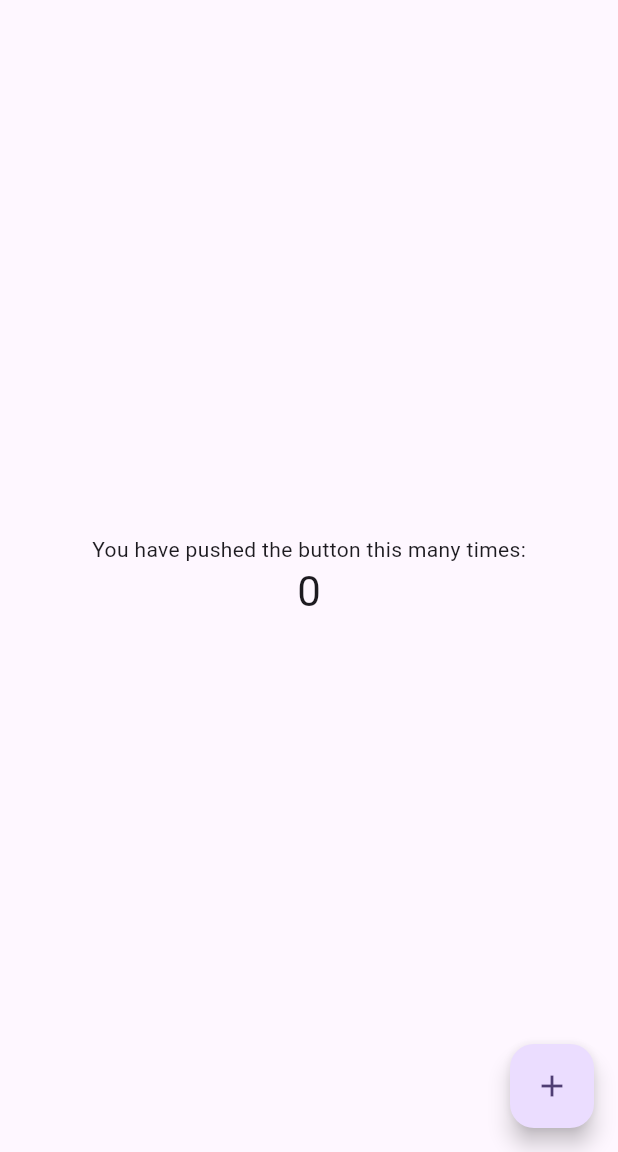
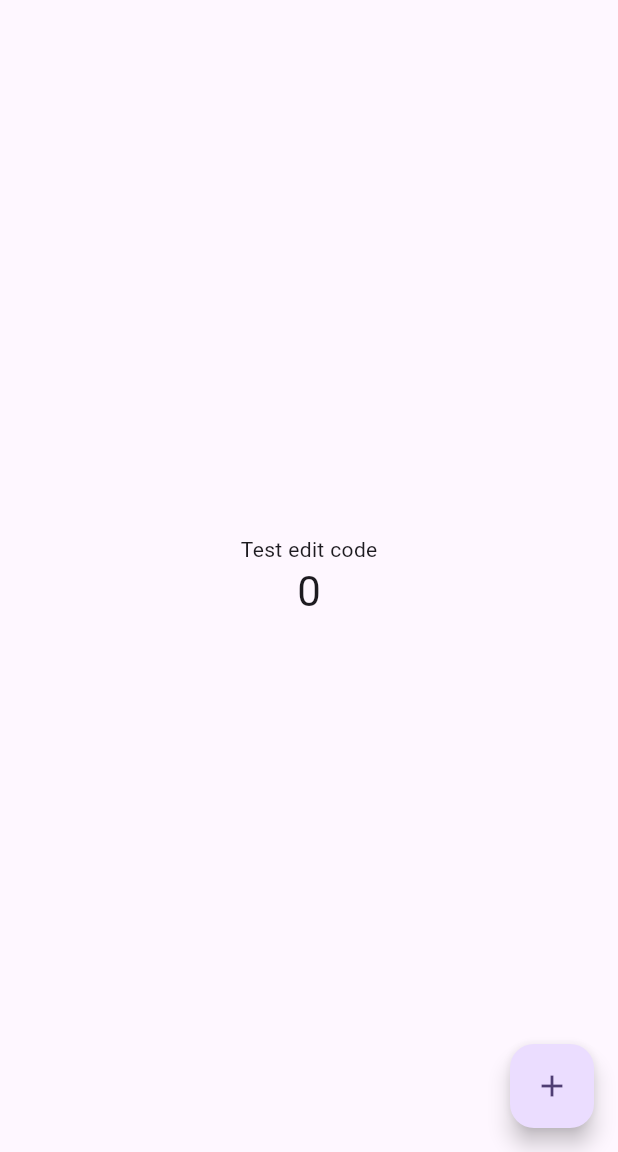
Before and after one commit to MohamedAymanMohamedIbrahimEl-Adawy/cicd, a Flutter app: the screen it shows after launch, on a phone screen of 412 x 824 dp, the part 84-1236 px from its top. Run offline on Flutter 3.47's test engine with Material 3 defaults, Android fonts, the phone set to English and light mode, and no system bars.

Commit message:
Test edit code

```diff
--- a/lib/main.dart
+++ b/lib/main.dart
@@ -6,28 +6,11 @@ void main() {
 
 class MyApp extends StatelessWidget {
   const MyApp({super.key});
-
-  // This widget is the root of your application.
   @override
   Widget build(BuildContext context) {
     return MaterialApp(
       title: 'Flutter Demo',
       theme: ThemeData(
-        // This is the theme of your application.
-        //
-        // TRY THIS: Try running your application with "flutter run". You'll see
-        // the application has a purple toolbar. Then, without quitting the app,
-        // try changing the seedColor in the colorScheme below to Colors.green
-        // and then invoke "hot reload" (save your changes or press the "hot
-        // reload" button in a Flutter-supported IDE, or press "r" if you used
-        // the command line to start the app).
-        //
-        // Notice that the counter didn't reset back to zero; the application
-        // state is not lost during the reload. To reset the state, use hot
-        // restart instead.
-        //
-        // This works for code too, not just values: Most code changes can be
-        // tested with just a hot reload.
         colorScheme: ColorScheme.fromSeed(seedColor: Colors.deepPurple),
       ),
       home: const MyHomePage(title: 'Flutter Demo Home Page'),
@@ -37,15 +20,6 @@ class MyApp extends StatelessWidget {
 
 class MyHomePage extends StatefulWidget {
   const MyHomePage({super.key, required this.title});
-
-  // This widget is the home page of your application. It is stateful, meaning
-  // that it has a State object (defined below) that contains fields that affect
-  // how it looks.
-
-  // This class is the configuration for the state. It holds the values (in this
-  // case the title) provided by the parent (in this case the App widget) and
-  // used by the build method of the State. Fields in a Widget subclass are
-  // always marked "final".
 
   final String title;
 
@@ -58,53 +32,23 @@ class _MyHomePageState extends State<MyHomePage> {
 
   void _incrementCounter() {
     setState(() {
-      // This call to setState tells the Flutter framework that something has
-      // changed in this State, which causes it to rerun the build method below
-      // so that the display can reflect the updated values. If we changed
-      // _counter without calling setState(), then the build method would not be
-      // called again, and so nothing would appear to happen.
       _counter++;
     });
   }
 
   @override
   Widget build(BuildContext context) {
-    // This method is rerun every time setState is called, for instance as done
-    // by the _incrementCounter method above.
-    //
-    // The Flutter framework has been optimized to make rerunning build methods
-    // fast, so that you can just rebuild anything that needs updating rather
-    // than having to individually change instances of widgets.
+    // print("Test un necessarily print");
     return Scaffold(
       appBar: AppBar(
-        // TRY THIS: Try changing the color here to a specific color (to
-        // Colors.amber, perhaps?) and trigger a hot reload to see the AppBar
-        // change color while the other colors stay the same.
         backgroundColor: Theme.of(context).colorScheme.inversePrimary,
-        // Here we take the value from the MyHomePage object that was created by
-        // the App.build method, and use it to set our appbar title.
         title: Text(widget.title),
       ),
       body: Center(
-        // Center is a layout widget. It takes a single child and positions it
-        // in the middle of the parent.
         child: Column(
-          // Column is also a layout widget. It takes a list of children and
-          // arranges them vertically. By default, it sizes itself to fit its
-          // children horizontally, and tries to be as tall as its parent.
-          //
-          // Column has various properties to control how it sizes itself and
-          // how it positions its children. Here we use mainAxisAlignment to
-          // center the children vertically; the main axis here is the vertical
-          // axis because Columns are vertical (the cross axis would be
-          // horizontal).
-          //
-          // TRY THIS: Invoke "debug painting" (choose the "Toggle Debug Paint"
-          // action in the IDE, or press "p" in the console), to see the
-          // wireframe for each widget.
           mainAxisAlignment: MainAxisAlignment.center,
           children: <Widget>[
-            const Text('You have pushed the button this many times:'),
+            const Text('Test edit code'),
             Text(
               '$_counter',
               style: Theme.of(context).textTheme.headlineMedium,
```
Also changed, not shown: 1 other file.
